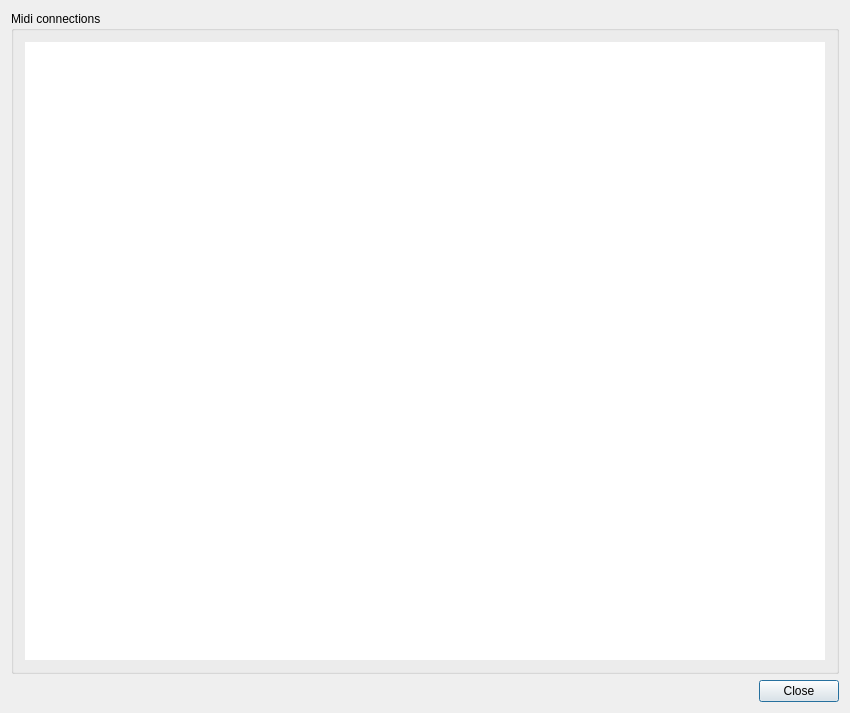
Above: oom/widgets/synthconfigbase.ui from ccherrett/oom before the change. Below: the same form after it.
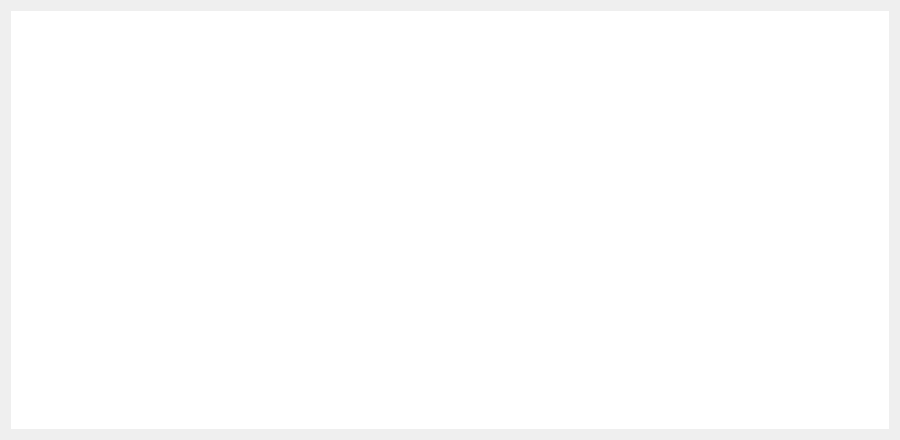
That is the form after the change.

Commit message: Merged all the midi port configs into the midi assign dialog, this will give us much easier documentation and better workflow

What changed in the file:
```diff
--- a/oom/widgets/synthconfigbase.ui
+++ b/oom/widgets/synthconfigbase.ui
@@ -1,13 +1,13 @@
 <?xml version="1.0" encoding="UTF-8"?>
 <ui version="4.0">
  <class>SynthConfigBase</class>
- <widget class="QDialog" name="SynthConfigBase">
+ <widget class="QFrame" name="SynthConfigBase">
   <property name="geometry">
    <rect>
     <x>0</x>
     <y>0</y>
-    <width>828</width>
-    <height>713</height>
+    <width>900</width>
+    <height>440</height>
    </rect>
   </property>
   <property name="windowTitle">
@@ -15,17 +15,11 @@
   </property>
   <layout class="QVBoxLayout" name="verticalLayout">
    <item>
-    <widget class="QGroupBox" name="groupBox10">
-     <property name="title">
-      <string>Midi connections</string>
-     </property>
-     <layout class="QVBoxLayout">
-      <item>
        <widget class="QTableWidget" name="mdevView">
         <property name="minimumSize">
          <size>
-          <width>800</width>
-          <height>600</height>
+       <width>0</width>
+       <height>0</height>
          </size>
         </property>
         <property name="frameShape">
@@ -77,16 +71,6 @@
       </item>
      </layout>
     </widget>
-   </item>
-   <item>
-    <widget class="QDialogButtonBox" name="buttonBox">
-     <property name="standardButtons">
-      <set>QDialogButtonBox::Close</set>
-     </property>
-    </widget>
-   </item>
-  </layout>
- </widget>
  <layoutdefault spacing="6" margin="11"/>
  <resources/>
  <connections>
```
Left out of the diff: 19 changed lines with no effect on the pictures. Lines whose indentation alone changed are shown as unchanged. The commit also changes 14 other files.
